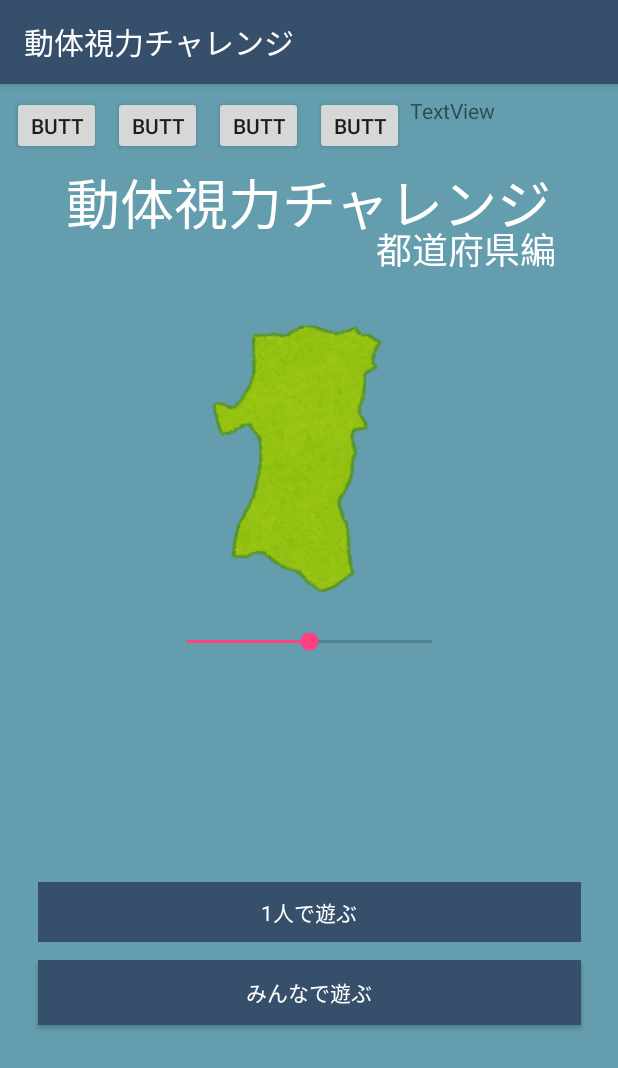
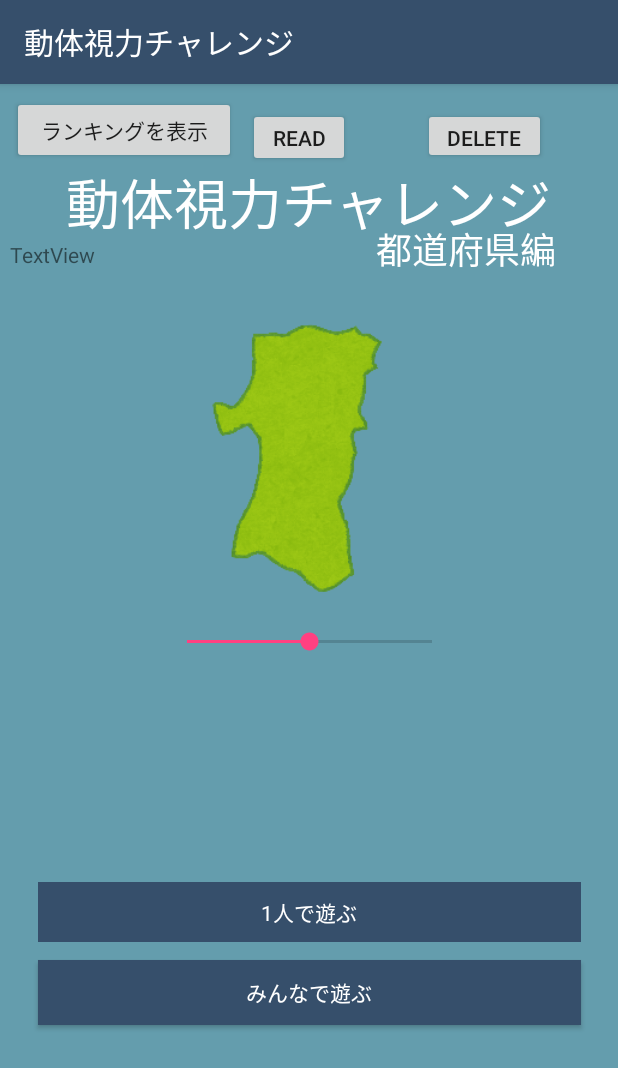
Before and after one commit to ke1ta6488/MyQuiz, an Android app: the screen it shows after launch (TitleActivity), on a phone screen of 412 x 824 dp. Shown: the top 1068 px of the screen. Run offline under Robolectric (Android 15) with nearby library versions, the phone set to English and light mode, and no system bars; libraries missing offline, so code that uses them is left out: io.realm; Roboto replaces fonts that are not available here; 3 statements that could not run were skipped.

Commit message:
add ranking table with recyclerView

```diff
--- a/app/src/main/java/jp/co/atschool/myquiz/ScoreRecycleViewAdapter.java
+++ b/app/src/main/java/jp/co/atschool/myquiz/ScoreRecycleViewAdapter.java
@@ -28,7 +28,7 @@ public class ScoreRecycleViewAdapter extends RecyclerView.Adapter<ScoreViewHolde
     @Override
     public void onBindViewHolder(ScoreViewHolder holder, int position) {
         holder.titleView.setText(list.get(position).getTitle());
-        holder.detailView.setText(list.get(position).getScore());
+        holder.detailView.setText(list.get(position).getDetail());
     }
 
     @Override
--- a/app/src/main/java/jp/co/atschool/myquiz/TitleActivity.java
+++ b/app/src/main/java/jp/co/atschool/myquiz/TitleActivity.java
@@ -44,7 +44,7 @@ public class TitleActivity extends AppCompatActivity {
         imageButton = (ImageButton) findViewById(R.id.imageButton);
         titleTextView = (TextView) findViewById(R.id.textView);
         subTextView = (TextView) findViewById(R.id.textView2);
-        startButton = (Button) findViewById(R.id.button);
+        startButton = (Button) findViewById(R.id.startButton);
         startButton2 = (Button) findViewById(R.id.button2);
         startAllButton = (Button) findViewById(R.id.startAllButton);
 
@@ -254,6 +254,14 @@ public class TitleActivity extends AppCompatActivity {
         }
     }
 
+    public void showRanking(View view){
+        // 画面の遷移用のクラスがIntentクラス
+        Intent intent = new Intent(this, ScoreActivity.class);
+
+        // 指定のActivityを開始する
+        startActivityForResult(intent, 0);
+    }
+
     @Override
     protected void onActivityResult(int requestCode, int resultCode, Intent data) {
         super.onActivityResult(requestCode, resultCode, data);
--- a/app/src/main/res/layout/activity_title.xml
+++ b/app/src/main/res/layout/activity_title.xml
@@ -78,7 +78,7 @@
         app:layout_constraintTop_toBottomOf="@+id/seekBar">
 
         <Button
-            android:id="@+id/button"
+            android:id="@+id/startButton"
             style="@style/Widget.AppCompat.Button.Borderless"
             android:layout_width="wrap_content"
             android:layout_height="40dp"
@@ -129,22 +129,35 @@
 
     <Button
         android:id="@+id/read"
-        android:layout_width="59dp"
+        android:layout_width="68dp"
         android:layout_height="39dp"
         android:layout_marginStart="8dp"
+        android:layout_marginTop="16dp"
+        android:text="READ"
+        app:layout_constraintStart_toEndOf="@+id/toRankingButton"
+        app:layout_constraintTop_toTopOf="parent" />
+
+    <Button
+        android:id="@+id/toRankingButton"
+        android:layout_width="149dp"
+        android:layout_height="45dp"
+        android:layout_marginStart="8dp"
         android:layout_marginTop="8dp"
-        android:text="Button"
+        android:onClick="showRanking"
+        android:text="ランキングを表示"
         app:layout_constraintStart_toEndOf="@+id/create"
         app:layout_constraintTop_toTopOf="parent" />
 
     <Button
         android:id="@+id/delete"
-        android:layout_width="59dp"
-        android:layout_height="39dp"
+        android:layout_width="82dp"
+        android:layout_height="37dp"
+        android:layout_marginEnd="8dp"
         android:layout_marginStart="8dp"
-        android:layout_marginTop="8dp"
-        android:text="Button"
-        app:layout_constraintStart_toEndOf="@+id/update"
+        android:layout_marginTop="16dp"
+        android:text="Delete"
+        app:layout_constraintEnd_toEndOf="parent"
+        app:layout_constraintStart_toEndOf="@+id/read"
         app:layout_constraintTop_toTopOf="parent" />
 
     <Button
@@ -154,6 +167,7 @@
         android:layout_marginStart="8dp"
         android:layout_marginTop="8dp"
         android:text="Button"
+        android:visibility="gone"
         app:layout_constraintStart_toEndOf="@+id/read"
         app:layout_constraintTop_toTopOf="parent" />
 
@@ -164,19 +178,18 @@
         android:layout_marginStart="8dp"
         android:layout_marginTop="8dp"
         android:text="Button"
+        android:visibility="gone"
         app:layout_constraintStart_toStartOf="parent"
         app:layout_constraintTop_toTopOf="parent" />
 
     <TextView
         android:id="@+id/mTextView"
-        android:layout_width="135dp"
+        android:layout_width="399dp"
         android:layout_height="300dp"
-        android:layout_marginEnd="8dp"
-        android:layout_marginStart="8dp"
-        android:layout_marginTop="8dp"
+        android:layout_marginTop="104dp"
         android:text="TextView"
         app:layout_constraintEnd_toEndOf="parent"
-        app:layout_constraintStart_toEndOf="@+id/delete"
+        app:layout_constraintStart_toStartOf="parent"
         app:layout_constraintTop_toTopOf="parent" />
 
 </android.support.constraint.ConstraintLayout>
```
Also changed, not shown: app/src/main/java/jp/co/atschool/myquiz/ScoreActivity.java (+29 -19 lines), app/src/main/java/jp/co/atschool/myquiz/ScoreData.java (+8 -8 lines).
